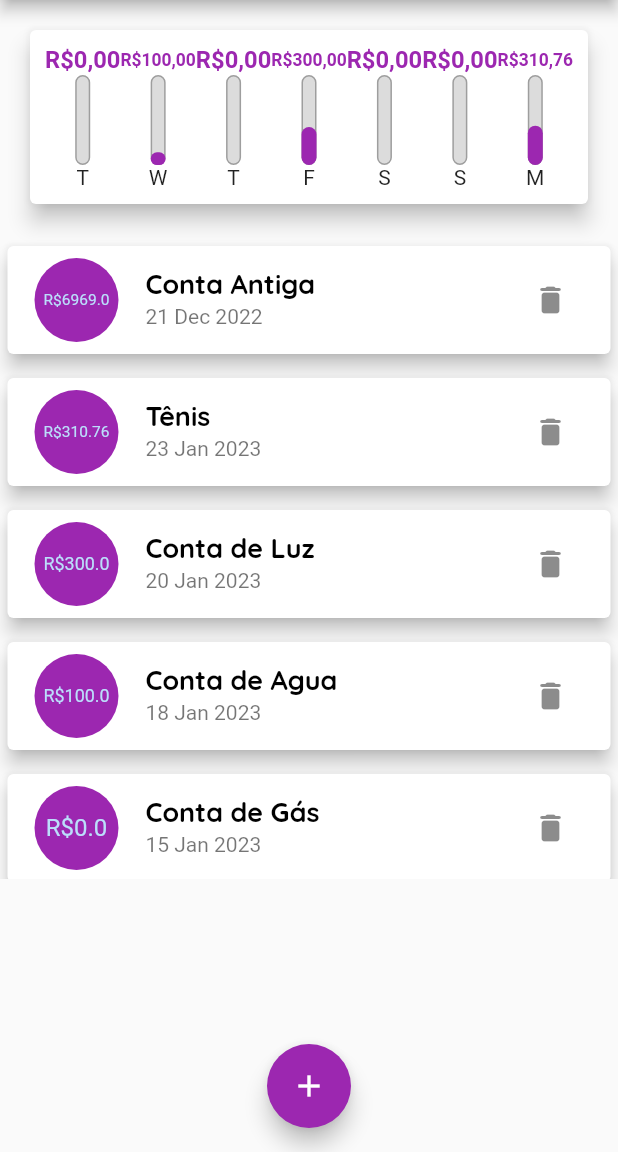
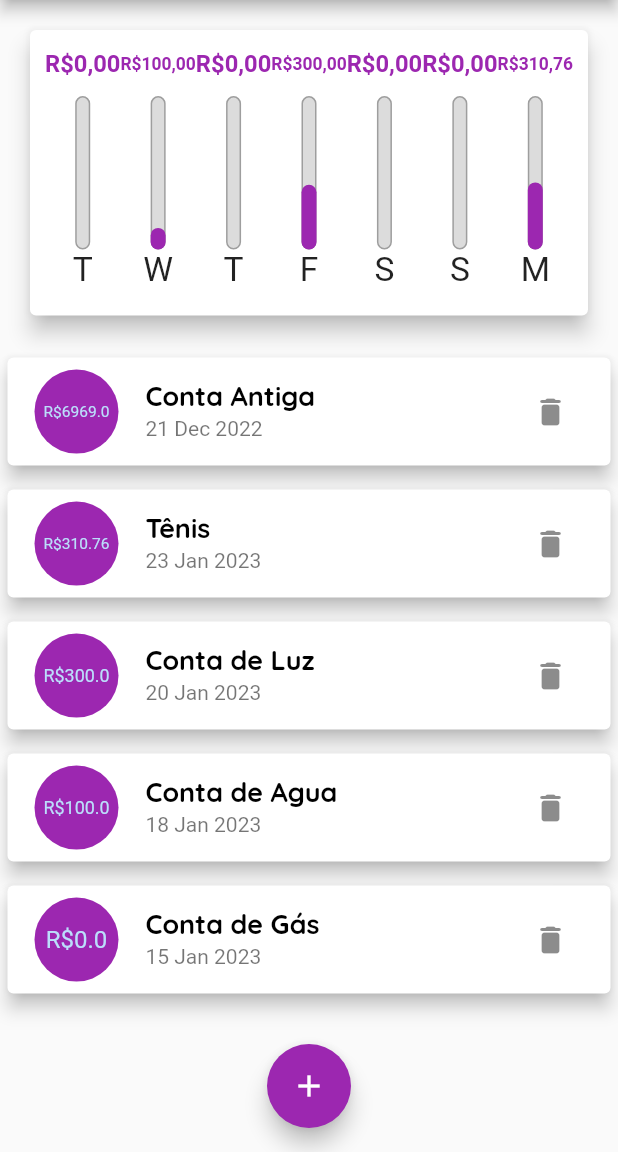
Before and after one commit to leogregorio/project_expenses, a Flutter app: the screen it shows after launch, on a phone screen of 412 x 824 dp, the part 84-1236 px from its top. Run offline on Flutter 3.47's test engine with Material 2 defaults, Android fonts, the phone set to English and light mode, and no system bars; missing offline and left inert: dart:ffi.

Commit message:
melhoria modo paisagem/ showChart

```diff
--- a/lib/components/chart.dart
+++ b/lib/components/chart.dart
@@ -47,8 +47,13 @@ class Chart extends StatelessWidget {
 
   @override
   Widget build(BuildContext context) {
+
+    final availableHeight = MediaQuery.of(context).size.height;
+
     groupedTransactions;
-    return Card(
+    return Container(
+      height: MediaQuery.of(context).size.height * 0.4,
+      child: Card(
         elevation: 6,
         margin: EdgeInsets.all(20),
         child: Padding(
@@ -62,6 +67,7 @@ class Chart extends StatelessWidget {
             )).toList(),
             ),
         ),
+      ),
     );
   }
 }
--- a/lib/components/chart_bar.dart
+++ b/lib/components/chart_bar.dart
@@ -14,11 +14,13 @@ class ChartBar extends StatelessWidget {
     double percentage = 0.0;
     if(total > 0.0)
      percentage = value*100.0 / total;
+    return LayoutBuilder(
+      builder: (ctx, constraints) {
         return Container(
         child: Column(
           children:<Widget> [
             Container(
-            height: 20,
+              height: constraints.maxHeight * 0.15,
               child: FittedBox(
                 child: Text(
                   'R\$${this.value.toStringAsFixed(2).replaceAll('.', ',')}',
@@ -31,7 +33,10 @@ class ChartBar extends StatelessWidget {
                 ),
               ),
             ),
-          SizedBox( width: 10, height: 60,
+            SizedBox(
+              height: constraints.maxHeight * 0.05,
+            ),
+            SizedBox( width: 10, height: constraints.maxHeight * 0.6,
               child: Stack(
                   alignment: Alignment.bottomCenter,
                   children: [
@@ -57,10 +62,13 @@ class ChartBar extends StatelessWidget {
                 )
             ),
             Container(
-            child: Text(weekDay),
+              height: constraints.maxHeight * 0.15,
+              child: FittedBox(child: Text(weekDay)),
             ),
           ],
         ),
       );
+      },
+    );
   }
 }
--- a/lib/components/transaction_list.dart
+++ b/lib/components/transaction_list.dart
@@ -3,28 +3,36 @@ import '../models/transaction.dart';
 import 'package:intl/intl.dart';
 
 class TransactionList extends StatelessWidget {
-
   final List<Transaction> transactions;
 
   TransactionList(this.transactions, this.onRemove);
   final void Function(String) onRemove;
 
-
   @override
   Widget build(BuildContext context) {
-    return Container(
-      height: 430,
-      child: transactions.isEmpty ?
-      Column(
-        children: [
+    return transactions.isEmpty
+        ? LayoutBuilder(
+            builder: (ctx, constraints) {
+              return Column(children: [
                 Text(
                   "Nenhuma transação cadastrada",
-            style: Theme.of(context).textTheme.headline6,),
-          SizedBox(height: 20,),
-          Container(height: 200, child: Image.asset('assets/images/waiting.png', fit: BoxFit.cover,))])
+                  style: Theme.of(context).textTheme.headline6,
+                ),
+                SizedBox(
+                  height: constraints.maxHeight * 0.05,
+                ),
+                Container(
+                    height: constraints.maxHeight * 0.6,
+                    child: Image.asset(
+                      'assets/images/waiting.png',
+                      fit: BoxFit.cover,
+                    ))
+              ]);
+            },
+          )
         : ListView.builder(
             itemCount: transactions.length,
-        itemBuilder: (ctx, index){
+            itemBuilder: (ctx, index) {
               final tr = transactions[index];
               return Card(
                 elevation: 5.0,
@@ -35,7 +43,6 @@ class TransactionList extends StatelessWidget {
                 child: ListTile(
                   trailing: IconButton(
                     icon: Icon(Icons.delete_rounded),
-
                     onPressed: () => onRemove(tr.id),
                   ),
                   leading: CircleAvatar(
@@ -44,9 +51,11 @@ class TransactionList extends StatelessWidget {
                       child: Padding(
                         padding: const EdgeInsets.all(8.0),
                         child: FittedBox(child: Text('R\$${tr.value}')),
-                )
+                      )),
+                  title: Text(
+                    tr.title,
+                    style: Theme.of(context).textTheme.headline6,
                   ),
-              title: Text(tr.title, style: Theme.of(context).textTheme.headline6,),
                   subtitle: Text(DateFormat('d MMM y').format(tr.date)),
                 ),
               );
@@ -97,7 +106,6 @@ class TransactionList extends StatelessWidget {
               //         ),
               //       );
             },
-      ),
           );
   }
 }
--- a/lib/main.dart
+++ b/lib/main.dart
@@ -52,24 +52,38 @@ class MyHomePage extends StatefulWidget {
 }
 
 class _MyHomePageState extends State<MyHomePage> {
-
-
-
   final _transactions = [
-    Transaction(id: 't0', title: 'Conta Antiga', value: 6969, date: DateTime.now().subtract(Duration(days:33))),
+    Transaction(
+        id: 't0',
+        title: 'Conta Antiga',
+        value: 6969,
+        date: DateTime.now().subtract(Duration(days: 33))),
     Transaction(id: 't1', title: 'Tênis', value: 310.76, date: DateTime.now()),
     Transaction(
-        id: 't2', title: 'Conta de Luz', value: 300.00, date: DateTime.now().subtract(Duration(days:3))),
+        id: 't2',
+        title: 'Conta de Luz',
+        value: 300.00,
+        date: DateTime.now().subtract(Duration(days: 3))),
     Transaction(
-        id: 't3', title: 'Conta de Agua', value: 100.00, date: DateTime.now().subtract(Duration(days:5))),
+        id: 't3',
+        title: 'Conta de Agua',
+        value: 100.00,
+        date: DateTime.now().subtract(Duration(days: 5))),
     Transaction(
-        id: 't4', title: 'Conta de Gás', value: 0.00, date: DateTime.now().subtract(Duration(days:8))),
+        id: 't4',
+        title: 'Conta de Gás',
+        value: 0.00,
+        date: DateTime.now().subtract(Duration(days: 8))),
   ];
   //final List<Transaction> _transactions = [];
 
+  bool _showChart = false;
 
-  List<Transaction> get _recentTransactions{
-    return _transactions.where((element) => element.date.isAfter(DateTime.now().subtract(Duration(days:7)))).toList();
+  List<Transaction> get _recentTransactions {
+    return _transactions
+        .where((element) =>
+            element.date.isAfter(DateTime.now().subtract(Duration(days: 7))))
+        .toList();
   }
 
   _addTransaction(String title, double value, DateTime date) {
@@ -87,13 +101,11 @@ class _MyHomePageState extends State<MyHomePage> {
     Navigator.of(context).pop();
   }
 
-  _deleteTransaction(String id){
+  _deleteTransaction(String id) {
     setState(() {
       _transactions.removeWhere((element) => (element.id == id));
     });
-
   }
-
 
   _openTransactionFormModal(BuildContext context) {
     showModalBottomSheet(
@@ -105,24 +117,65 @@ class _MyHomePageState extends State<MyHomePage> {
 
   @override
   Widget build(BuildContext context) {
-    return Scaffold(
-        appBar: AppBar(
+    bool isLandscape =
+        MediaQuery.of(context).orientation == Orientation.landscape;
+
+    final appBar = AppBar(
       title: Text('Despesas Pessoais'),
       actions: <Widget>[
+        if(isLandscape)
+        IconButton(
+          icon: Icon(_showChart ? Icons.list : Icons.show_chart),
+          onPressed: () {
+            setState(() {
+              _showChart = !_showChart;
+            });
+          },
+        ),
         IconButton(
             onPressed: () => _openTransactionFormModal(context),
-                icon: Icon(Icons.add))
+            icon: Icon(Icons.add)),
       ],
       backgroundColor: Theme.of(context).colorScheme.primary,
-        ),
+    );
+
+    final availableHeight = MediaQuery.of(context).size.height -
+        appBar.preferredSize.height -
+        MediaQuery.of(context).padding.top;
+
+    return Scaffold(
+      appBar: appBar,
       body: SingleChildScrollView(
         child: Column(
           mainAxisAlignment: MainAxisAlignment.spaceAround,
           crossAxisAlignment: CrossAxisAlignment.stretch,
           // ignore: prefer_const_literals_to_create_immutables
           children: <Widget>[
-              Chart(_recentTransactions),
-              TransactionList(_transactions, _deleteTransaction),
+            // if (isLandscape)
+            //   Row(
+            //     mainAxisAlignment: MainAxisAlignment.center,
+            //     children: [
+            //       Text('Exibir gráfico'),
+            //       Switch(
+            //           value: _showChart,
+            //           onChanged: (value) {
+            //             setState(() {
+            //               _showChart = value;
+            //             });
+            //           }),
+            //     ],
+            //   ),
+            if (_showChart || !isLandscape)
+              Container(
+                  height: availableHeight * (isLandscape ? 0.7 : 0.3),
+                  child: Chart(
+                    _recentTransactions,
+                  )),
+            if (!_showChart || !isLandscape)
+              Container(
+                height: availableHeight * 0.7,
+                child: TransactionList(_transactions, _deleteTransaction),
+              ),
           ],
         ),
       ),
```
Lines whose indentation alone changed are shown as unchanged.
